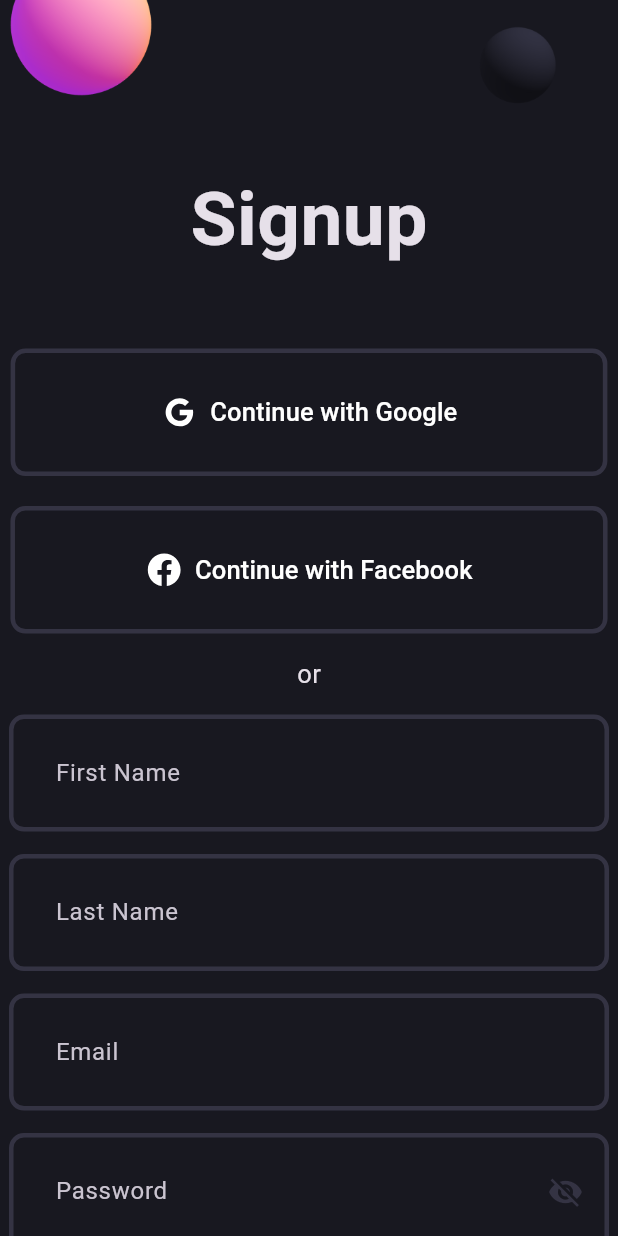
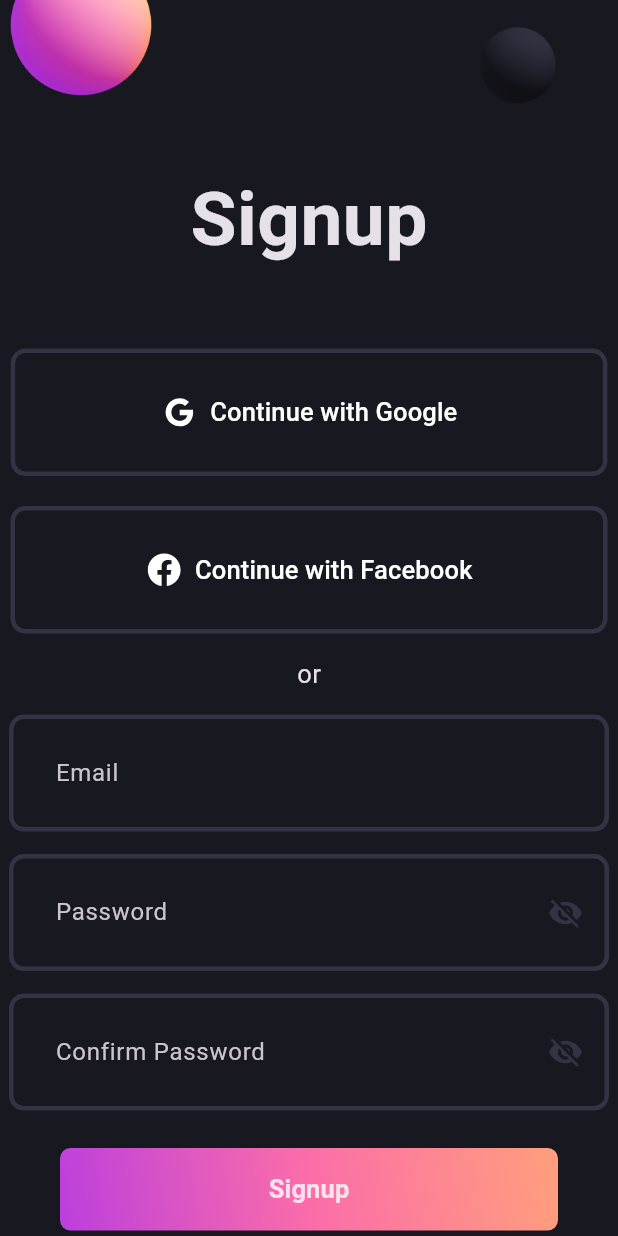
Before and after one commit to Al-Fuad/authentication_with_bloc_firebase_flutter, a Flutter app: the Signup screen opened directly, on a phone screen of 412 x 824 dp. Run offline on Flutter 3.47's test engine with Material 3 defaults, Android fonts, the phone set to English and light mode, and no system bars; our stand-ins replace firebase_auth, firebase_core, flutter_bloc, flutter_svg, google_sign_in; missing offline and left inert: flutter_facebook_auth; accounts and stored records are empty; statements that could not run were skipped.

Commit message:
refactor: Remove unused first name and last name fields in Signup page

```diff
--- a/lib/features/authentication/signup/ui/signup.dart
+++ b/lib/features/authentication/signup/ui/signup.dart
@@ -13,8 +13,6 @@ class Signup extends StatelessWidget {
 
   @override
   Widget build(BuildContext context) {
-    final firstNameController = TextEditingController();
-    final lastNameController = TextEditingController();
     final emailController = TextEditingController();
     final passwordController = TextEditingController();
     final confirmPasswordController = TextEditingController();
@@ -69,16 +67,6 @@ class Signup extends StatelessWidget {
                   ),
                   const SizedBox(height: 15),
                   DefaultTextField(
-                    hintText: 'First Name',
-                    controller: firstNameController,
-                  ),
-                  const SizedBox(height: 15),
-                  DefaultTextField(
-                    hintText: 'Last Name',
-                    controller: lastNameController,
-                  ),
-                  const SizedBox(height: 15),
-                  DefaultTextField(
                     hintText: 'Email',
                     controller: emailController,
                   ),
@@ -99,8 +87,6 @@ class Signup extends StatelessWidget {
                     onPressed: () {
                       context.read<SignupBloc>().add(
                             SignupButtonPressed(
-                              firstName: firstNameController.text,
-                              lastName: lastNameController.text,
                               email: emailController.text.toString(),
                               password: passwordController.text.toString(),
                               confirmPassword: confirmPasswordController.text,
```
